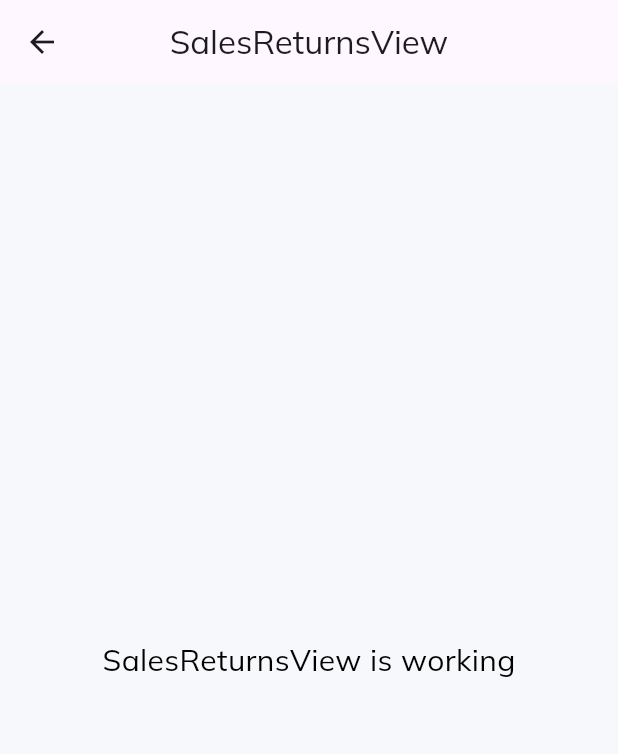
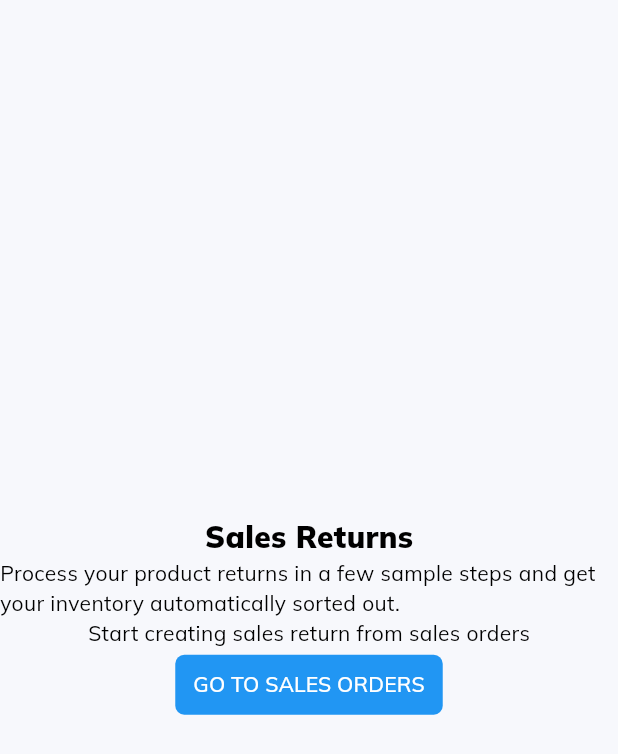
Before and after one commit to DinuchDev/vet-inventory-management, a Flutter app: the SalesReturnsView screen opened directly, on a phone screen of 412 x 824 dp. Shown: the top 754 px of the screen. Run offline on Flutter 3.47's test engine with Material 3 defaults, Android fonts, the phone set to English and light mode, and no system bars; our stand-ins replace charts_flutter, data_table_2, get, google_fonts.

Commit message:
feat: sales returns

```diff
--- a/lib/app/modules/sales/sales_returns/views/sales_returns_view.dart
+++ b/lib/app/modules/sales/sales_returns/views/sales_returns_view.dart
@@ -6,19 +6,38 @@ import '../controllers/sales_returns_controller.dart';
 
 class SalesReturnsView extends GetView<SalesReturnsController> {
   const SalesReturnsView({super.key});
+
   @override
   Widget build(BuildContext context) {
     return Scaffold(
-      appBar: AppBar(
-        title: const Text('SalesReturnsView'),
-        centerTitle: true,
+        body: Center(
+      child: Column(
+        mainAxisAlignment: MainAxisAlignment.center,
+        children: [
+          const Text(
+            'Sales Returns',
+            style: TextStyle(fontSize: 20, fontWeight: FontWeight.w900),
+          ),
+          const Text(
+              'Process your product returns in a few sample steps and get your inventory automatically sorted out.'),
+          const Text(
+            'Start creating sales return from sales orders',
+          ),
+          TextButton(
+            onPressed: () {},
+            style: TextButton.styleFrom(
+              backgroundColor: Colors.blue,
+              shape: RoundedRectangleBorder(
+                borderRadius: BorderRadius.circular(6), // Adjust the radius
+              ),
+            ),
+            child: const Text(
+              'GO TO SALES ORDERS',
+              style: TextStyle(color: Colors.white),
+            ),
+          ),
+        ],
       ),
-      body: const Center(
-        child: Text(
-          'SalesReturnsView is working',
-          style: TextStyle(fontSize: 20),
-        ),
-      ),
-    );
+    ));
   }
 }
```
